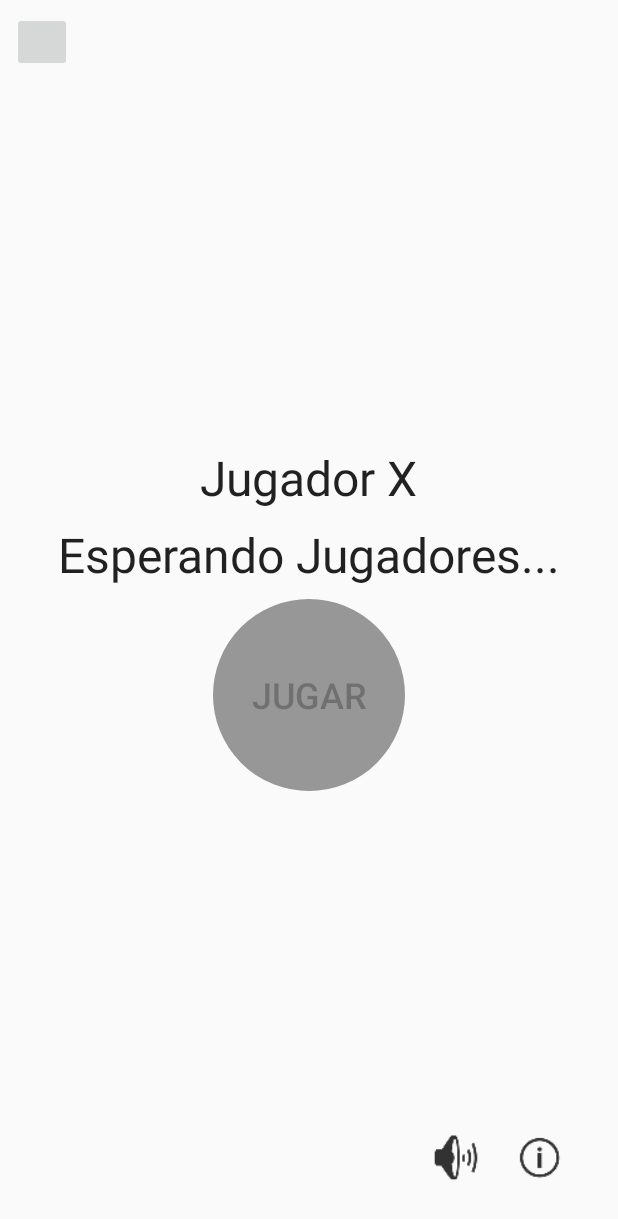
After one commit to dccruzt/WeDraw, an Android app: the layout activity_start_game.xml on its own in the app's theme, with its tools: preview values and no code run, on a phone screen of 412 x 824 dp. The commit adds this screen. Shown: the top 1219 px of the screen. Run offline under Robolectric (Android 15) with nearby library versions, the phone set to English and light mode, and no system bars.

Commit message:
Implemented Name Input and validation

```diff
--- a/app/src/main/java/upc/edu/pe/wedraw/ConnectActivity.java
+++ b/app/src/main/java/upc/edu/pe/wedraw/ConnectActivity.java
@@ -86,7 +86,10 @@ public class ConnectActivity extends AppCompatActivity {
 
                                 @Override
                                 public void onError(ServiceCommandError error) {
-
+                                    new AlertDialog.Builder(getApplicationContext())
+                                            .setTitle("WeDraw")
+                                            .setMessage("No se pudo connectar a la TV")
+                                            .create();
                                 }
                             });
 
--- a/app/src/main/java/upc/edu/pe/wedraw/helpers/StatusHelper.java
+++ b/app/src/main/java/upc/edu/pe/wedraw/helpers/StatusHelper.java
@@ -4,4 +4,6 @@ package upc.edu.pe.wedraw.helpers;
  * Created by vicva on 4/12/2016.
  */
 public class StatusHelper {
+
+    public static String playerName;
 }
--- a/app/src/main/java/upc/edu/pe/wedraw/helpers/StringsHelper.java
+++ b/app/src/main/java/upc/edu/pe/wedraw/helpers/StringsHelper.java
@@ -12,8 +12,11 @@ package upc.edu.pe.wedraw.helpers;
 public class StringsHelper {
     public static String ACTION = "accion";
     public static String RESULT = "resultado";
+    public static String PLAYER = "jugador";
+
 
     //Acciones enviadas
     public static String CONNECT_TV = "conectarTV";
+    public static String CONNECT_PLAYER = "conectarJugador";
 
 }
--- /dev/null
+++ b/app/src/main/res/drawable/round_button.xml
@@ -0,0 +1,7 @@
+<?xml version="1.0" encoding="utf-8"?>
+<shape xmlns:android="http://schemas.android.com/apk/res/android"
+       android:shape="oval">
+    <solid android:color="@color/fillButton" />
+    <stroke android:color="@color/borderButton"
+            android:width="1dp"/>
+</shape>
--- /dev/null
+++ b/app/src/main/res/layout/activity_start_game.xml
@@ -0,0 +1,82 @@
+<?xml version="1.0" encoding="utf-8"?>
+<FrameLayout xmlns:android="http://schemas.android.com/apk/res/android"
+             xmlns:tools="http://schemas.android.com/tools"
+             android:orientation="vertical"
+             android:layout_width="match_parent"
+             android:layout_height="match_parent">
+
+    <ImageButton
+        android:id="@+id/goBackButton"
+        android:layout_width="@dimen/option_button"
+        android:layout_height="@dimen/option_button"
+        android:layout_marginBottom="16dp"
+        android:layout_gravity="left|top"
+        android:layout_marginTop="8dp"
+        android:layout_marginLeft="8dp"/>
+
+
+    <LinearLayout
+        android:layout_width="wrap_content"
+        android:layout_height="wrap_content"
+        android:gravity="center"
+        android:layout_gravity="center_horizontal|center_vertical"
+        android:orientation="vertical">
+
+        <TextView
+            android:id="@+id/playerNameText"
+            android:layout_width="wrap_content"
+            android:layout_height="wrap_content"
+            android:layout_marginBottom="8dp"
+            android:textSize="@dimen/text_size_normal"
+            android:textAppearance="?android:attr/textAppearanceLarge"
+            tools:text="Jugador X"/>
+
+        <TextView
+            android:layout_width="wrap_content"
+            android:layout_height="wrap_content"
+            android:textAppearance="?android:attr/textAppearanceLarge"
+            android:layout_marginBottom="8dp"
+            android:textSize="@dimen/text_size_normal"
+            android:text="@string/waiting_players"
+            />
+        <Button
+            android:id="@+id/activity_start_game_start_button"
+            android:layout_width="@dimen/connect_button"
+            android:layout_height="@dimen/connect_button"
+            android:textSize="@dimen/connect_button_text_size"
+            android:enabled="false"
+            android:background="@drawable/round_button"
+            android:text="@string/play"
+            android:backgroundTint="@color/disableButton"/>
+
+    </LinearLayout>
+
+    <LinearLayout
+        android:orientation="horizontal"
+        android:layout_gravity="right"
+        android:layout_width="wrap_content"
+        android:layout_height="match_parent"
+        android:layout_marginRight="32dp"
+        >
+
+        <Button
+            android:id="@+id/activity_input_name_sound_button"
+            android:layout_gravity="bottom"
+            android:layout_width="@dimen/option_button"
+            android:layout_height="@dimen/option_button"
+            android:background="@drawable/sound"
+            android:layout_marginRight="16dp"
+            android:layout_marginBottom="16dp"
+            />
+
+        <Button
+            android:id="@+id/activity_input_name_info_button"
+            android:layout_gravity="bottom"
+            android:layout_width="@dimen/option_button"
+            android:layout_height="@dimen/option_button"
+            android:background="@drawable/info"
+            android:layout_marginBottom="16dp"
+            />
+    </LinearLayout>
+
+</FrameLayout>
--- a/app/src/main/res/values-large/dimens.xml
+++ b/app/src/main/res/values-large/dimens.xml
@@ -8,4 +8,9 @@
     <dimen name="input_width">400dp</dimen>
     <dimen name="text_item_height">50dp</dimen>
     <dimen name="text_item_size">24dp</dimen>
+    <dimen name="button_padding">12dp</dimen>
+    <dimen name="input_text_size">24dp</dimen>
+    <dimen name="text_margin">16dp</dimen>
+    <dimen name="connect_button">164dp</dimen>
+    <dimen name="connect_button_text_size">32dp</dimen>
 </resources>
--- a/app/src/main/res/values-xlarge/dimens.xml
+++ b/app/src/main/res/values-xlarge/dimens.xml
@@ -8,4 +8,8 @@
     <dimen name="input_width">600dp</dimen>
     <dimen name="text_item_height">60dp</dimen>
     <dimen name="text_item_size">32dp</dimen>
+    <dimen name="button_padding">32dp</dimen>
+    <dimen name="text_margin">24dp</dimen>
+    <dimen name="connect_button">256dp</dimen>
+    <dimen name="connect_button_text_size">48dp</dimen>
 </resources>
--- a/app/src/main/res/values/colors.xml
+++ b/app/src/main/res/values/colors.xml
@@ -3,4 +3,7 @@
     <color name="colorPrimary">#3F51B5</color>
     <color name="colorPrimaryDark">#303F9F</color>
     <color name="colorAccent">#FF4081</color>
+    <color name="fillButton">#FF2020</color>
+    <color name="borderButton">#040404</color>
+    <color name="disableButton">#979797</color>
 </resources>
--- a/app/src/main/res/values/dimens.xml
+++ b/app/src/main/res/values/dimens.xml
@@ -9,4 +9,9 @@
     <dimen name="input_width">200dp</dimen>
     <dimen name="text_item_height">40dp</dimen>
     <dimen name="text_item_size">16dp</dimen>
+    <dimen name="button_padding">8dp</dimen>
+    <dimen name="input_text_size">16dp</dimen>
+    <dimen name="text_margin">8dp</dimen>
+    <dimen name="connect_button">128dp</dimen>
+    <dimen name="connect_button_text_size">24dp</dimen>
 </resources>
```
Also changed, not shown: app/src/main/java/upc/edu/pe/wedraw/InputNameActivity.java (+59 -0 lines), app/src/main/java/upc/edu/pe/wedraw/StartGameActivity.java (added, +22 -0 lines), app/src/main/java/upc/edu/pe/wedraw/connection/DesaplgListener.java (+12 -0 lines), app/src/main/java/upc/edu/pe/wedraw/helpers/JsonHelper.java (+12 -0 lines), app/src/main/res/layout/activity_input_name.xml (+7 -3 lines).
